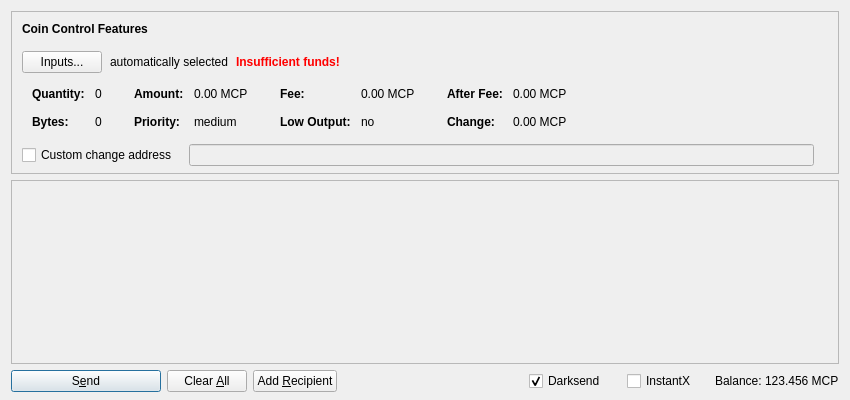
Above: src/qt/forms/sendcoinsdialog.ui from basicincome/unpcoin-core before the change. Below: the same form after it.
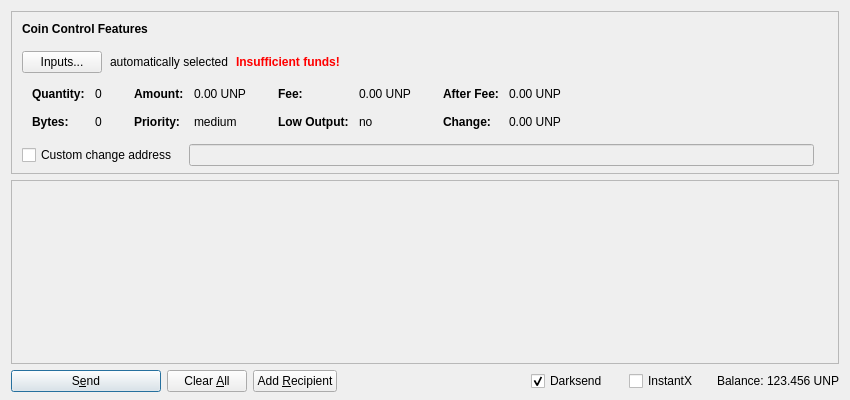
That is the form after the change. Icons and pictures are not drawn. Custom widgets are drawn as their Qt base class.

The edit to the form file:
```diff
--- a/src/qt/forms/sendcoinsdialog.ui
+++ b/src/qt/forms/sendcoinsdialog.ui
@@ -321,7 +321,7 @@
                   <enum>Qt::ActionsContextMenu</enum>
                  </property>
                  <property name="text">
-                  <string notr="true">0.00 MCP</string>
+                  <string notr="true">0.00 UNP</string>
                  </property>
                  <property name="textInteractionFlags">
                   <set>Qt::LinksAccessibleByMouse|Qt::TextSelectableByKeyboard|Qt::TextSelectableByMouse</set>
@@ -401,7 +401,7 @@
                   <enum>Qt::ActionsContextMenu</enum>
                  </property>
                  <property name="text">
-                  <string notr="true">0.00 MCP</string>
+                  <string notr="true">0.00 UNP</string>
                  </property>
                  <property name="textInteractionFlags">
                   <set>Qt::LinksAccessibleByMouse|Qt::TextSelectableByKeyboard|Qt::TextSelectableByMouse</set>
@@ -481,7 +481,7 @@
                   <enum>Qt::ActionsContextMenu</enum>
                  </property>
                  <property name="text">
-                  <string notr="true">0.00 MCP</string>
+                  <string notr="true">0.00 UNP</string>
                  </property>
                  <property name="textInteractionFlags">
                   <set>Qt::LinksAccessibleByMouse|Qt::TextSelectableByKeyboard|Qt::TextSelectableByMouse</set>
@@ -510,7 +510,7 @@
                   <enum>Qt::ActionsContextMenu</enum>
                  </property>
                  <property name="text">
-                  <string notr="true">0.00 MCP</string>
+                  <string notr="true">0.00 UNP</string>
                  </property>
                  <property name="textInteractionFlags">
                   <set>Qt::LinksAccessibleByMouse|Qt::TextSelectableByKeyboard|Qt::TextSelectableByMouse</set>
@@ -791,7 +791,7 @@
           <cursorShape>IBeamCursor</cursorShape>
          </property>
          <property name="text">
-          <string notr="true">123.456 MCP</string>
+          <string notr="true">123.456 UNP</string>
          </property>
          <property name="textInteractionFlags">
           <set>Qt::LinksAccessibleByMouse|Qt::TextSelectableByKeyboard|Qt::TextSelectableByMouse</set>
```
